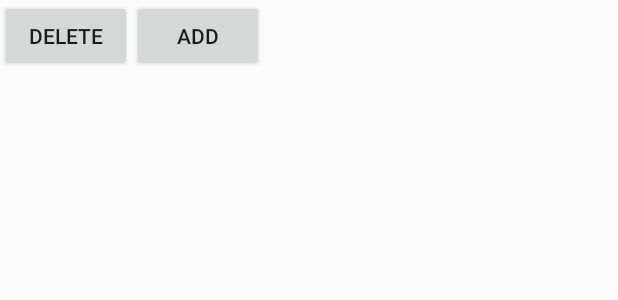
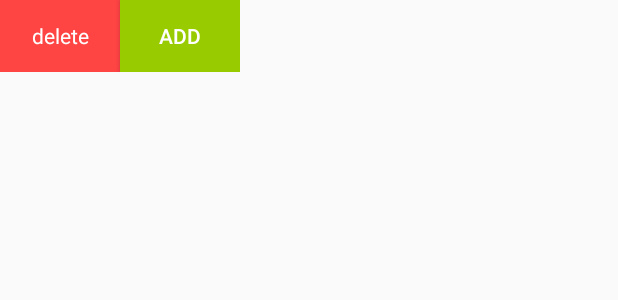
Before and after one commit to SeekerFighter/SeekerLibrary, an Android app: the layout finalrecycleview_overflow_layout.xml on its own in the app's theme, with its tools: preview values and no code run, on a phone screen of 412 x 824 dp. Shown: the top 300 px of the screen. Run offline under Robolectric (Android 15) with nearby library versions, the phone set to English and light mode, and no system bars.

Commit message:
optimize overflow

```diff
--- a/SeekrLibrary/src/main/java/com/seeker/libraries/base/BaseActivity.java
+++ b/SeekrLibrary/src/main/java/com/seeker/libraries/base/BaseActivity.java
@@ -3,6 +3,7 @@ package com.seeker.libraries.base;
 import android.content.ComponentName;
 import android.content.Intent;
 import android.os.Bundle;
+import android.support.annotation.NonNull;
 import android.support.annotation.Nullable;
 import android.support.v7.app.AppCompatActivity;
 
@@ -26,11 +27,11 @@ public abstract class BaseActivity extends AppCompatActivity{
         super.onDestroy();
     }
 
-    public void startActivity(Class<?> clazz){
+    public void startActivity(@NonNull Class<?> clazz){
         this.startActivityForResult(clazz,0);
     }
 
-    public void startActivityForResult(Class<?> clazz,int requstCode){
+    public void startActivityForResult(@NonNull Class<?> clazz, int requstCode){
         ComponentName cn = new ComponentName(this,clazz);
         Intent intent = new Intent();
         intent.setComponent(cn);
--- a/SeekrLibrary/src/main/java/com/seeker/libraries/weight/progressView/LoadClassicView.java
+++ b/SeekrLibrary/src/main/java/com/seeker/libraries/weight/progressView/LoadClassicView.java
@@ -130,7 +130,7 @@ public class LoadClassicView extends View {
          */
         exactlySize = width >= height ? height:width;
 
-        this.radius = 0.22f * exactlySize;
+        this.radius = 0.225f * exactlySize;
 
         setMeasuredDimension(exactlySize,exactlySize);
 
--- a/SeekrLibrary/src/main/java/com/seeker/libraries/weight/recycleView/BaseRecyleAdapter.java
+++ b/SeekrLibrary/src/main/java/com/seeker/libraries/weight/recycleView/BaseRecyleAdapter.java
@@ -6,7 +6,6 @@ import android.view.LayoutInflater;
 import android.view.View;
 import android.view.ViewGroup;
 import android.widget.FrameLayout;
-
 import java.util.List;
 
 public abstract class BaseRecyleAdapter <T,VH extends BaseViewHolder> extends RecyclerView.Adapter<VH>{
--- a/SeekrLibrary/src/main/java/com/seeker/libraries/weight/recycleView/ScrollOverflowLayout.java
+++ b/SeekrLibrary/src/main/java/com/seeker/libraries/weight/recycleView/ScrollOverflowLayout.java
@@ -111,7 +111,7 @@ public class ScrollOverflowLayout extends FrameLayout{
         p.gravity = Gravity.RIGHT|Gravity.CENTER_VERTICAL;
         p.height = contentLayout.getMeasuredHeight();
 
-        overflowContainer.addView(overflowLayout);
+        overflowContainer.addView(overflowLayout,p);
         contentContainer.addView(contentLayout);
     }
 
--- a/seekerlibrarydemo/src/main/res/layout/finalrecycleview_overflow_layout.xml
+++ b/seekerlibrarydemo/src/main/res/layout/finalrecycleview_overflow_layout.xml
@@ -5,30 +5,21 @@
     android:layout_height="wrap_content"
     android:focusable="false">
 
-    <Button
+    <TextView
         android:id="@+id/delete"
-        android:layout_width="wrap_content"
-        android:layout_height="wrap_content"
+        android:layout_width="80dp"
+        android:layout_height="match_parent"
         android:text="delete"
-        android:focusable="false"/>
-    <Button
-        android:id="@+id/cancle"
-        android:layout_width="wrap_content"
-        android:layout_height="wrap_content"
-        android:text="cancle"
-        android:visibility="gone"
+        android:gravity="center"
+        android:textColor="@android:color/white"
+        android:background="@android:color/holo_red_light"
         android:focusable="false"/>
     <Button
         android:id="@+id/add"
-        android:layout_width="wrap_content"
-        android:layout_height="wrap_content"
+        android:layout_width="80dp"
+        android:layout_height="match_parent"
         android:text="add"
-        android:focusable="false"/>
-    <Button
-        android:id="@+id/edit"
-        android:layout_width="wrap_content"
-        android:layout_height="wrap_content"
-        android:text="edit"
-        android:visibility="gone"
+        android:textColor="@android:color/white"
+        android:background="@android:color/holo_green_light"
         android:focusable="false"/>
 </LinearLayout>
```
Also changed, not shown: SeekrLibrary/src/main/java/com/seeker/libraries/base/BaseFragment.java (+55 -3 lines), seekerlibrarydemo/src/main/java/com/seeker/demo/FinalRecycleView/FinalRecycleViewActivity.java (+0 -7 lines).
